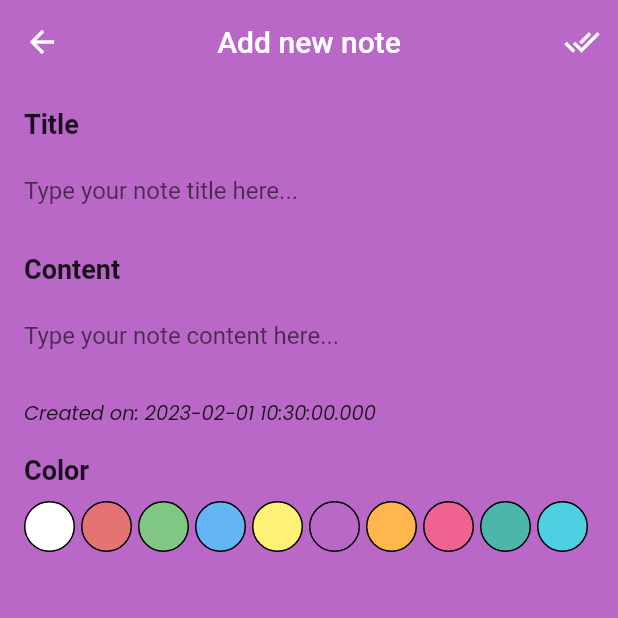
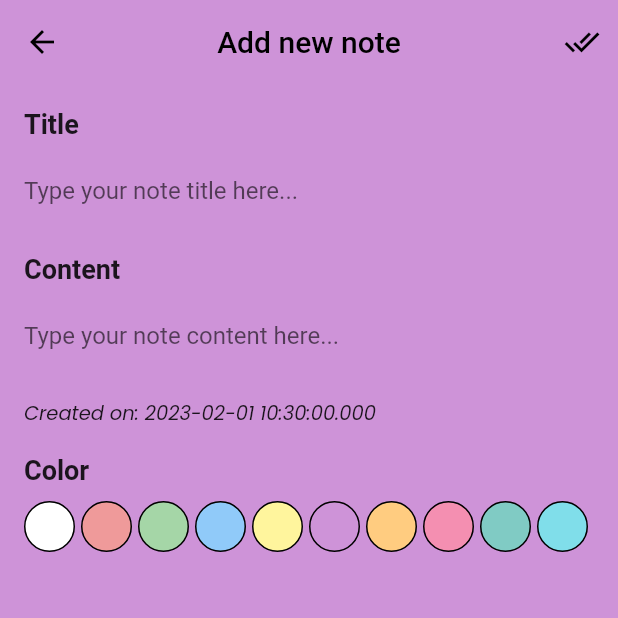
Before and after one commit to abdellatif-laghjaj/flutter-note-app, a Flutter app: the AddNote screen opened directly, on a phone screen of 412 x 824 dp, the top half of it. Run offline on Flutter 3.47's test engine with Material 2 defaults, Android fonts, the phone set to English and light mode, and no system bars; our stand-ins replace cloud_firestore, firebase_core, google_fonts; accounts and stored records are empty.

Commit message:
changes colors

```diff
--- a/lib/screens/add_note.dart
+++ b/lib/screens/add_note.dart
@@ -24,7 +24,15 @@ class _AddNoteState extends State<AddNote> {
       appBar: AppBar(
         backgroundColor: AppStyle.cardsColor[color_id],
         elevation: 0.0,
-        title: const Text('Add new note'),
+        title: const Text(
+          'Add new note',
+          style: TextStyle(
+            color: Colors.black,
+          ),
+        ),
+        iconTheme: const IconThemeData(
+          color: Colors.black,
+        ),
         centerTitle: true,
         actions: [
           IconButton(
--- a/lib/screens/note_details.dart
+++ b/lib/screens/note_details.dart
@@ -35,7 +35,15 @@ class _NoteDetailsScreenState extends State<NoteDetailsScreen>
       appBar: AppBar(
         backgroundColor: AppStyle.cardsColor[color_id],
         elevation: 0.0,
-        title: Text(widget.note['note_title']),
+        title: Text(
+          widget.note['note_title'],
+          style: TextStyle(
+            color: Colors.black,
+          ),
+        ),
+        iconTheme: const IconThemeData(
+          color: Colors.black,
+        ),
         centerTitle: true,
       ),
       body: Padding(
--- a/lib/style/app_style.dart
+++ b/lib/style/app_style.dart
@@ -12,16 +12,16 @@ class AppStyle {
   //set up cards colors
   static List<Color> cardsColor = [
     Colors.white,
-    Colors.red.shade300,
-    Colors.green.shade300,
-    Colors.blue.shade300,
-    Colors.yellow.shade300,
-    Colors.purple.shade300,
-    Colors.orange.shade300,
-    Colors.pink.shade300,
-    Colors.teal.shade300,
-    Colors.cyan.shade300,
-    Colors.indigo.shade300,
+    Colors.red.shade200,
+    Colors.green.shade200,
+    Colors.blue.shade200,
+    Colors.yellow.shade200,
+    Colors.purple.shade200,
+    Colors.orange.shade200,
+    Colors.pink.shade200,
+    Colors.teal.shade200,
+    Colors.cyan.shade200,
+    Colors.indigo.shade200,
   ];
 
   //set up text styles
```
